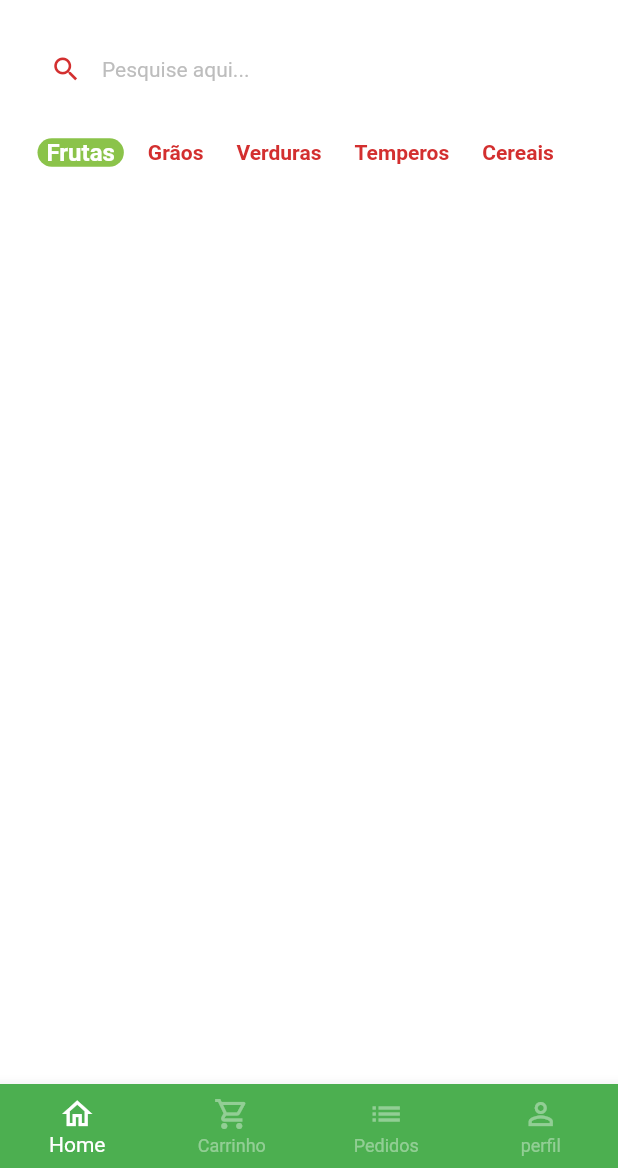
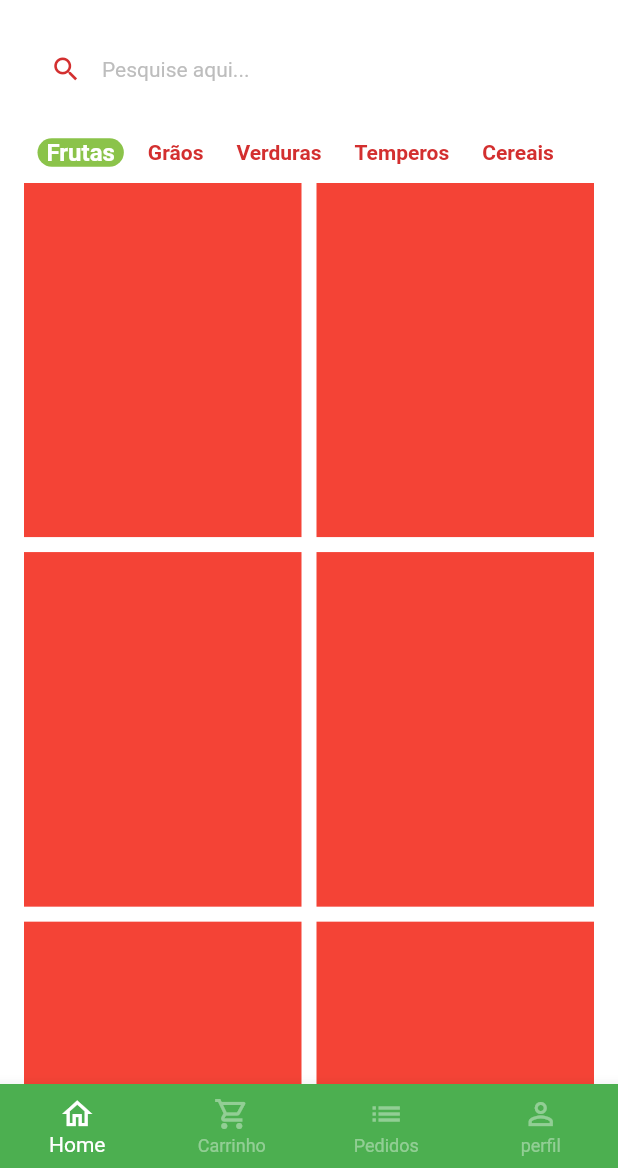
Before and after one commit to IsraelLohuan/Quitanda-Virtual-APP, a Flutter app: the BaseScreen screen opened directly, on a phone screen of 412 x 824 dp, the part 68-1236 px from its top. Run offline on Flutter 3.47's test engine with Material 2 defaults, Android fonts, the phone set to English and light mode, and no system bars; drawn by our look-alikes of badges; our stand-ins replace animated_text_kit, mask_text_input_formatter.

Commit message:
Iniciado criação do card de itens

```diff
--- a/lib/src/config/app_data.dart
+++ b/lib/src/config/app_data.dart
@@ -62,3 +62,11 @@ List<ItemModel> items = [
   mango,
   papaya,
 ];
+
+final List<String> categories = [
+  'Frutas',
+  'Grãos',
+  'Verduras',
+  'Temperos',
+  'Cereais'
+];
--- a/lib/src/pages/base/base_screen.dart
+++ b/lib/src/pages/base/base_screen.dart
@@ -21,7 +21,7 @@ class _BaseScreenState extends State<BaseScreen> {
         physics: const NeverScrollableScrollPhysics(),
         controller: pageController,
         children: [
-          HomeTab(),
+          const HomeTab(),
           Container(color: Colors.yellow,),
           Container(color: Colors.blue,),
           Container(color: Colors.purple,)
--- a/lib/src/pages/home/home_tab.dart
+++ b/lib/src/pages/home/home_tab.dart
@@ -2,6 +2,7 @@ import 'package:badges/badges.dart';
 import 'package:flutter/material.dart';
 import 'package:greengrocer/src/config/custom_colors.dart';
 
+import '../../config/app_data.dart' as appData;
 import 'components/category_tile.dart';
 
 class HomeTab extends StatefulWidget {
@@ -13,13 +14,6 @@ class HomeTab extends StatefulWidget {
 }
 
 class _HomeTabState extends State<HomeTab> {
-  final List<String> categories = [
-    'Frutas',
-    'Grãos',
-    'Verduras',
-    'Temperos',
-    'Cereais'
-  ];
 
   String selectedCategory = 'Frutas';
 
@@ -74,7 +68,30 @@ class _HomeTabState extends State<HomeTab> {
       body: Column(
         children: [
           buildSearch(),
-          Container(
+          buildCategories(),
+          Expanded(
+            child: GridView.builder(
+              padding: const EdgeInsets.fromLTRB(16, 0, 16, 16),
+              physics: const BouncingScrollPhysics(),
+              gridDelegate: const SliverGridDelegateWithFixedCrossAxisCount(
+                crossAxisCount: 2,
+                mainAxisSpacing: 10,
+                crossAxisSpacing: 10,
+                childAspectRatio: 9 / 11.5
+              ),
+              itemCount: appData.items.length,
+              itemBuilder: (_, index) {
+                return Container(color: Colors.red,);
+              }
+            ),
+          )
+        ],
+      ),
+    );
+  }
+
+  Container buildCategories() {
+    return Container(
       padding: const EdgeInsets.only(left: 25),
       height: 40,
       child: ListView.separated(
@@ -83,18 +100,15 @@ class _HomeTabState extends State<HomeTab> {
           return CategoryTile(
             onPressed: () {
               setState(() {
-                      selectedCategory = categories[index];
+                selectedCategory = appData.categories[index];
               });
             },
-                  category: categories[index],
-                  isSelected: categories[index] == selectedCategory
+            category: appData.categories[index],
+            isSelected: appData.categories[index] == selectedCategory
           );
         },
         separatorBuilder: (_, index) => const SizedBox(width: 10,),
-              itemCount: categories.length
-            ),
-          )
-        ],
+        itemCount: appData.categories.length
       ),
     );
   }
--- a/pubspec.yaml
+++ b/pubspec.yaml
@@ -28,4 +28,4 @@ flutter:
   uses-material-design: true
 
   assets:
-    - assets/fruits
+    - assets/fruits/
```
Lines whose indentation alone changed are shown as unchanged.
